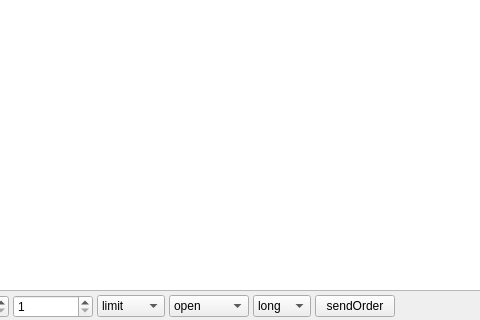
First picture: the form in ctpnow/ui/tickform.ui, repository xclxxl414/bftrader, before the edit; both pictures show x 263 to 743 and y 98 to 418 of the 864 by 418 pixel window.
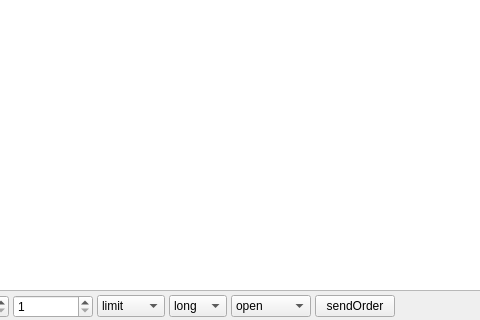
Second picture: the form after the edit.

```diff
--- a/ctpnow/ui/tickform.ui
+++ b/ctpnow/ui/tickform.ui
@@ -159,6 +159,26 @@
          </item>
         </widget>
        </item>
+       <item>
+        <widget class="QComboBox" name="comboBoxDirection">
+         <property name="maximumSize">
+          <size>
+           <width>80</width>
+           <height>16777215</height>
+          </size>
+         </property>
+         <item>
+          <property name="text">
+           <string>long</string>
+          </property>
+         </item>
+         <item>
+          <property name="text">
+           <string>short</string>
+          </property>
+         </item>
+        </widget>
+       </item>
        <item>
         <widget class="QComboBox" name="comboBoxOffset">
          <property name="maximumSize">
@@ -189,26 +209,6 @@
          </item>
         </widget>
        </item>
-       <item>
-        <widget class="QComboBox" name="comboBoxDirection">
-         <property name="maximumSize">
-          <size>
-           <width>80</width>
-           <height>16777215</height>
-          </size>
-         </property>
-         <item>
-          <property name="text">
-           <string>long</string>
-          </property>
-         </item>
-         <item>
-          <property name="text">
-           <string>short</string>
-          </property>
-         </item>
-        </widget>
-       </item>
       </layout>
      </item>
      <item>
```
